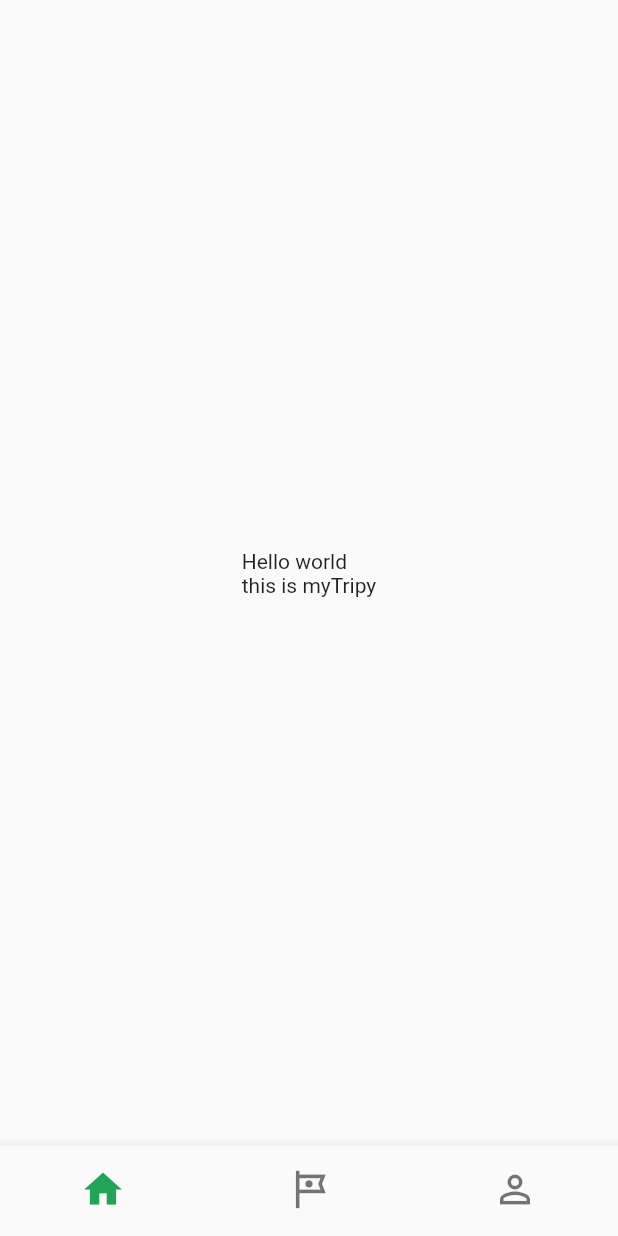
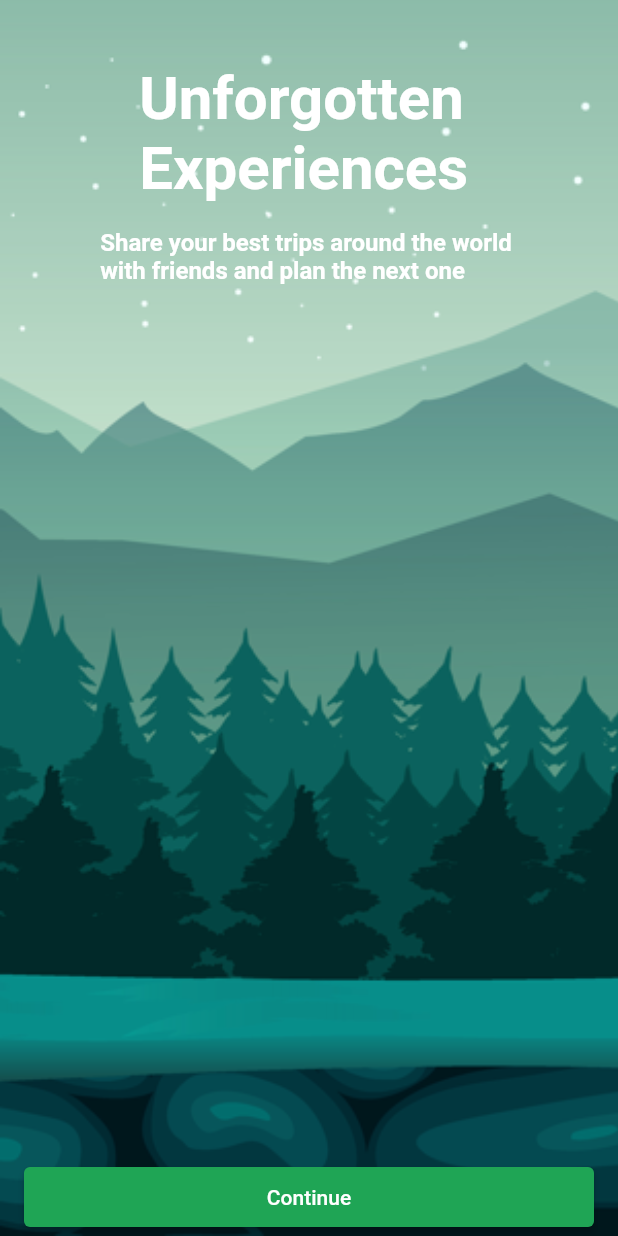
Before and after one commit to Allencs16/myTripy, a Flutter app: the screen it shows after launch, on a phone screen of 412 x 824 dp. Run offline on Flutter 3.47's test engine with Material 2 defaults, Android fonts, the light colour scheme and no system bars.

Commit message:
welcome page

```diff
--- a/lib/main.dart
+++ b/lib/main.dart
@@ -1,5 +1,6 @@
 import 'package:flutter/material.dart';
 import 'package:mytripy/screens/home/home.dart';
+import 'package:mytripy/screens/welcome/welcome.dart';
 
 void main() {
   runApp(const MyApp());
@@ -16,9 +17,9 @@ class MyApp extends StatelessWidget {
       title: 'myTripy',
       theme: ThemeData(
         primaryColor: const Color(0xFF1FA555),
-        primarySwatch: Colors.blue
+        primarySwatch: Colors.blue,
       ),
-      home: Home(),
+      home: Welcome(),
     );
   }
 }
--- /dev/null
+++ b/lib/screens/welcome/welcome.dart
@@ -0,0 +1,61 @@
+import 'package:flutter/material.dart';
+
+class Welcome extends StatelessWidget{
+  @override
+  Widget build(BuildContext context){
+    return Scaffold(
+      body: Container(
+        width: MediaQuery.of(context).size.width,
+        height: MediaQuery.of(context).size.height,
+        decoration: const BoxDecoration(
+          image: DecorationImage(image: AssetImage('lib/assets/landscape.png'),
+            fit: BoxFit.cover,
+            alignment: Alignment(-1, 1)
+          ),
+        ),
+        child: SafeArea(
+          child: Column(
+            children: [
+              const Padding(
+                padding: EdgeInsets.fromLTRB(0, 42, 0, 8),
+                child: Text(
+                  'Unforgotten \nExperiences',
+                  style: TextStyle(
+                    fontWeight: FontWeight.bold,
+                    color: Color(0xFFFFFFFF),
+                    fontSize: 40
+                  ),
+                ),
+              ),
+              const Padding(
+                padding: EdgeInsets.fromLTRB(42, 8, 42, 8),
+                child: Text(
+                  'Share your best trips around the world \nwith friends and plan the next one',
+                  style: TextStyle(
+                    color: Color(0xFFffffff),
+                    fontSize: 16,
+                    fontWeight: FontWeight.w600
+                  ),
+                ),
+              ),
+              Padding(
+                padding: const EdgeInsets.fromLTRB(0, 580, 0, 16),
+                child: SizedBox(
+                  width: 380,
+                  height: 40,
+                  child: ElevatedButton(
+                    onPressed: () {},
+                    child: const Text('Continue'),
+                    style: ElevatedButton.styleFrom(
+                      primary: Theme.of(context).primaryColor
+                    ),
+                  ),
+                ),
+              )
+            ],
+          )
+        )
+      ),
+    );
+  }
+}
--- a/pubspec.yaml
+++ b/pubspec.yaml
@@ -57,6 +57,9 @@ flutter:
   # the material Icons class.
   uses-material-design: true
 
+  assets:
+   - lib/assets/landscape.png
+
   # To add assets to your application, add an assets section, like this:
   # assets:
   #   - images/a_dot_burr.jpeg
```
Also changed, not shown: lib/assets/landscape.png (added), lib/assets/landscape2.webp (added).
